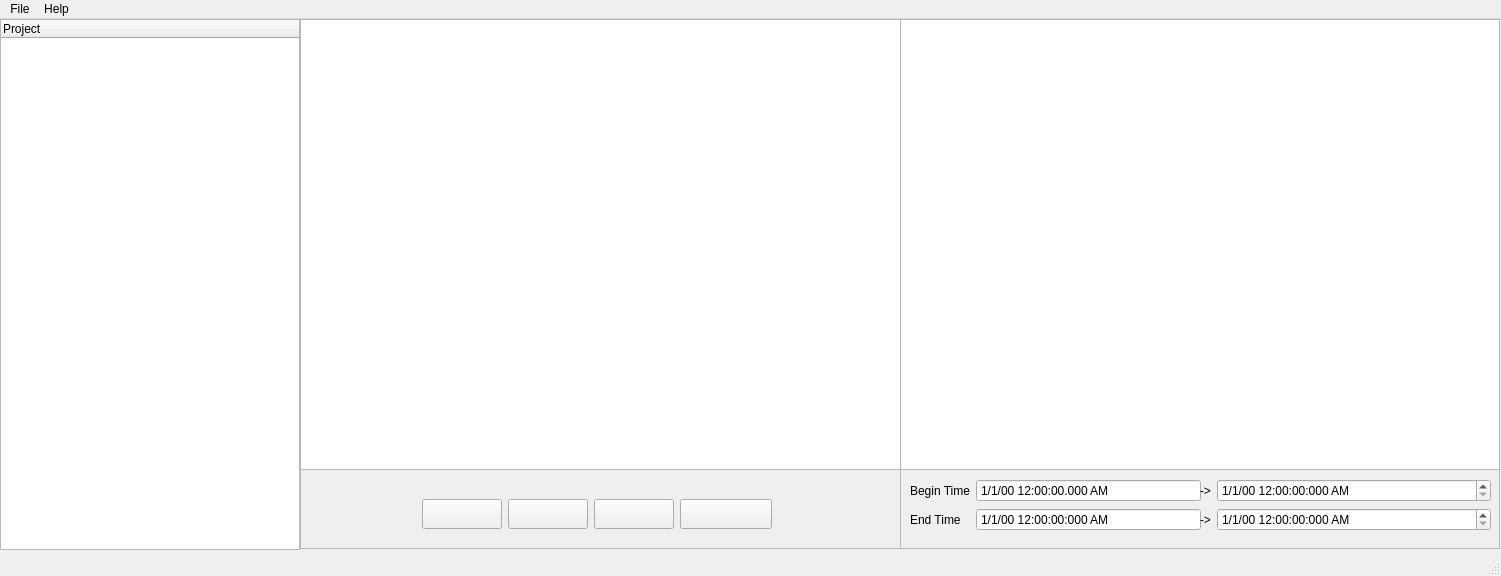
Old version of the form mainwindow.ui in the repository alesof/rosbag2_editor.
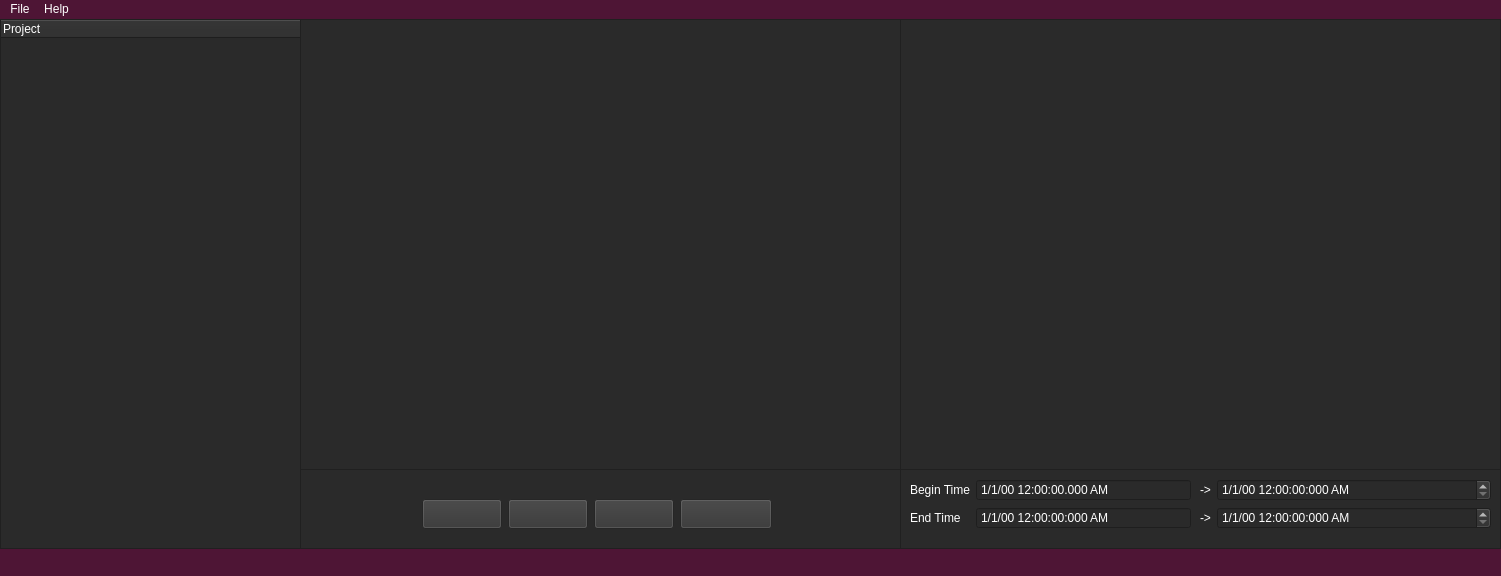
New version of the form. Icons and pictures are not drawn.

What changed in the file:
```diff
--- a/mainwindow.ui
+++ b/mainwindow.ui
@@ -34,6 +34,13 @@
   <property name="windowTitle">
    <string>rosbag editor - v.1.0.0</string>
   </property>
+  <property name="styleSheet">
+   <string notr="true">background-color: rgba(78,21,53,255);
+color: rgb(255, 255, 255);
+selection-background-color: rgba(233,84,32,255);
+
+</string>
+  </property>
   <property name="animated">
    <bool>true</bool>
   </property>
@@ -46,10 +53,18 @@
      <rect>
       <x>0</x>
       <y>0</y>
-      <width>300</width>
-      <height>531</height>
+      <width>301</width>
+      <height>530</height>
      </rect>
     </property>
+    <property name="styleSheet">
+     <string notr="true">background-color: rgba(42,42,42,255);
+color: rgb(255, 255, 255);
+selection-background-color: rgba(233,84,32,255);
+
+
+</string>
+    </property>
     <column>
      <property name="text">
       <string>Project</string>
@@ -65,6 +80,13 @@
       <height>451</height>
      </rect>
     </property>
+    <property name="styleSheet">
+     <string notr="true">background-color: rgba(42,42,42,255);
+color: rgb(255, 255, 255);
+selection-background-color: rgba(233,84,32,255);
+
+</string>
+    </property>
     <property name="verticalScrollBarPolicy">
      <enum>Qt::ScrollBarAlwaysOff</enum>
     </property>
@@ -89,10 +111,17 @@
      <rect>
       <x>900</x>
       <y>0</y>
-      <width>600</width>
+      <width>601</width>
       <height>451</height>
      </rect>
     </property>
+    <property name="styleSheet">
+     <string notr="true">background-color: rgba(42,42,42,255);
+color: rgb(255, 255, 255);
+selection-background-color: rgba(233,84,32,255);
+
+</string>
+    </property>
     <property name="verticalScrollBarPolicy">
      <enum>Qt::ScrollBarAlwaysOff</enum>
     </property>
@@ -109,6 +138,9 @@
       <height>80</height>
      </rect>
     </property>
+    <property name="styleSheet">
+     <string notr="true">background-color: rgba(42,42,42,255)</string>
+    </property>
     <property name="frameShape">
      <enum>QFrame::StyledPanel</enum>
     </property>
@@ -124,6 +156,9 @@
        <height>30</height>
       </rect>
      </property>
+     <property name="styleSheet">
+      <string notr="true">background-color: rgba(53,53,53,255)</string>
+     </property>
      <property name="text">
       <string/>
      </property>
@@ -147,6 +182,9 @@
        <height>30</height>
       </rect>
      </property>
+     <property name="styleSheet">
+      <string notr="true">background-color: rgba(53,53,53,255)</string>
+     </property>
      <property name="text">
       <string/>
      </property>
@@ -170,6 +208,9 @@
        <height>30</height>
       </rect>
      </property>
+     <property name="styleSheet">
+      <string notr="true">background-color: rgba(53,53,53,255)</string>
+     </property>
      <property name="text">
       <string/>
      </property>
@@ -193,6 +234,9 @@
        <height>30</height>
       </rect>
      </property>
+     <property name="styleSheet">
+      <string notr="true">background-color: rgba(53,53,53,255)</string>
+     </property>
      <property name="text">
       <string/>
      </property>
@@ -213,10 +257,13 @@
      <rect>
       <x>900</x>
       <y>450</y>
-      <width>600</width>
+      <width>601</width>
       <height>80</height>
      </rect>
     </property>
+    <property name="styleSheet">
+     <string notr="true">background-color: rgba(42,42,42,255)</string>
+    </property>
     <property name="frameShape">
      <enum>QFrame::StyledPanel</enum>
     </property>
@@ -228,13 +275,16 @@
       <rect>
        <x>10</x>
        <y>10</y>
-       <width>291</width>
+       <width>281</width>
        <height>60</height>
       </rect>
      </property>
      <layout class="QFormLayout" name="inputTimeLayout">
       <item row="0" column="0">
        <widget class="QLabel" name="beginTimeLabel">
+        <property name="styleSheet">
+         <string notr="true">color: rgb(255, 255, 255);</string>
+        </property>
         <property name="text">
          <string>Begin Time</string>
         </property>
@@ -242,6 +292,9 @@
       </item>
       <item row="1" column="0">
        <widget class="QLabel" name="endTimeLabel">
+        <property name="styleSheet">
+         <string notr="true">color: rgb(255, 255, 255);</string>
+        </property>
         <property name="text">
          <string>End Time</string>
         </property>
@@ -249,6 +302,9 @@
       </item>
       <item row="0" column="1">
        <widget class="QDateTimeEdit" name="beginTime">
+        <property name="styleSheet">
+         <string notr="true">color: rgb(255, 255, 255);</string>
+        </property>
         <property name="readOnly">
          <bool>true</bool>
         </property>
@@ -288,6 +344,9 @@
       </item>
       <item row="1" column="1">
        <widget class="QDateTimeEdit" name="endTime">
+        <property name="styleSheet">
+         <string notr="true">color: rgb(255, 255, 255);</string>
+        </property>
         <property name="readOnly">
          <bool>true</bool>
         </property>
@@ -313,6 +372,9 @@
      <layout class="QFormLayout" name="outputTimeLayout">
       <item row="0" column="0">
        <widget class="QLabel" name="outBeginTimeLabel">
+        <property name="styleSheet">
+         <string notr="true">color: rgb(255, 255, 255);</string>
+        </property>
         <property name="text">
          <string>-&gt;</string>
         </property>
@@ -320,6 +382,9 @@
       </item>
       <item row="1" column="0">
        <widget class="QLabel" name="outEndTimeLabel">
+        <property name="styleSheet">
+         <string notr="true">color: rgb(255, 255, 255);</string>
+        </property>
         <property name="text">
          <string>-&gt;</string>
         </property>
@@ -327,6 +392,9 @@
       </item>
       <item row="0" column="1">
        <widget class="QDateTimeEdit" name="outBeginTime">
+        <property name="styleSheet">
+         <string notr="true">color: rgb(255, 255, 255);</string>
+        </property>
         <property name="buttonSymbols">
          <enum>QAbstractSpinBox::UpDownArrows</enum>
         </property>
@@ -337,6 +405,9 @@
       </item>
       <item row="1" column="1">
        <widget class="QDateTimeEdit" name="outEndTime">
+        <property name="styleSheet">
+         <string notr="true">color: rgb(255, 255, 255);</string>
+        </property>
         <property name="buttonSymbols">
          <enum>QAbstractSpinBox::UpDownArrows</enum>
         </property>
```
